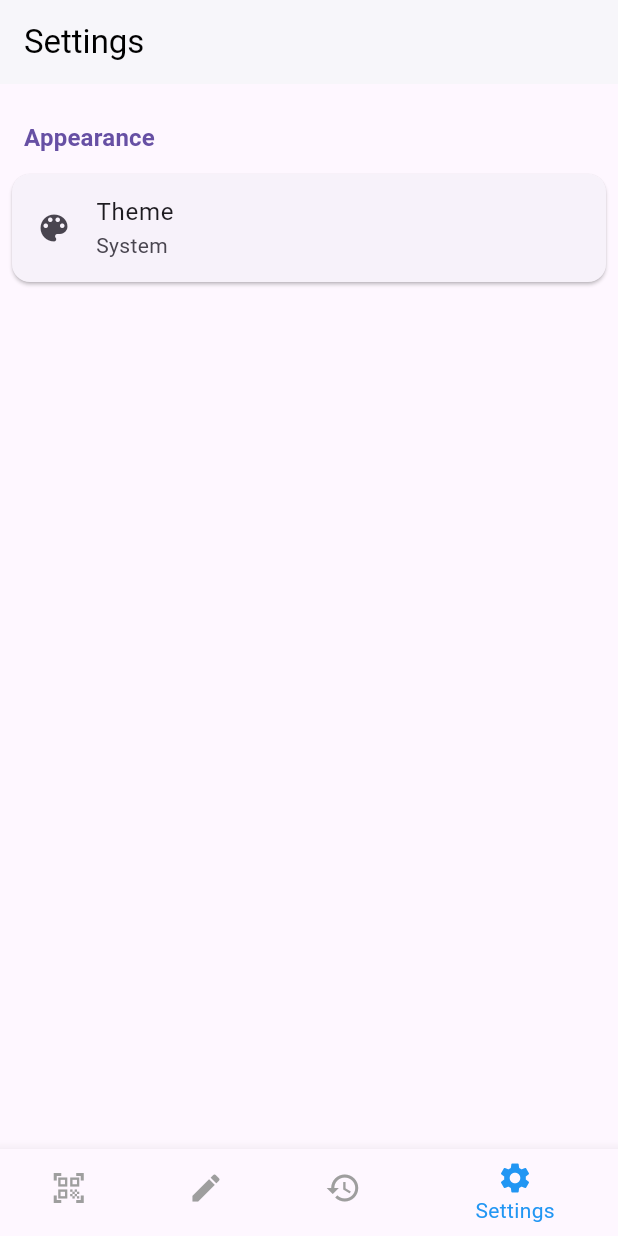
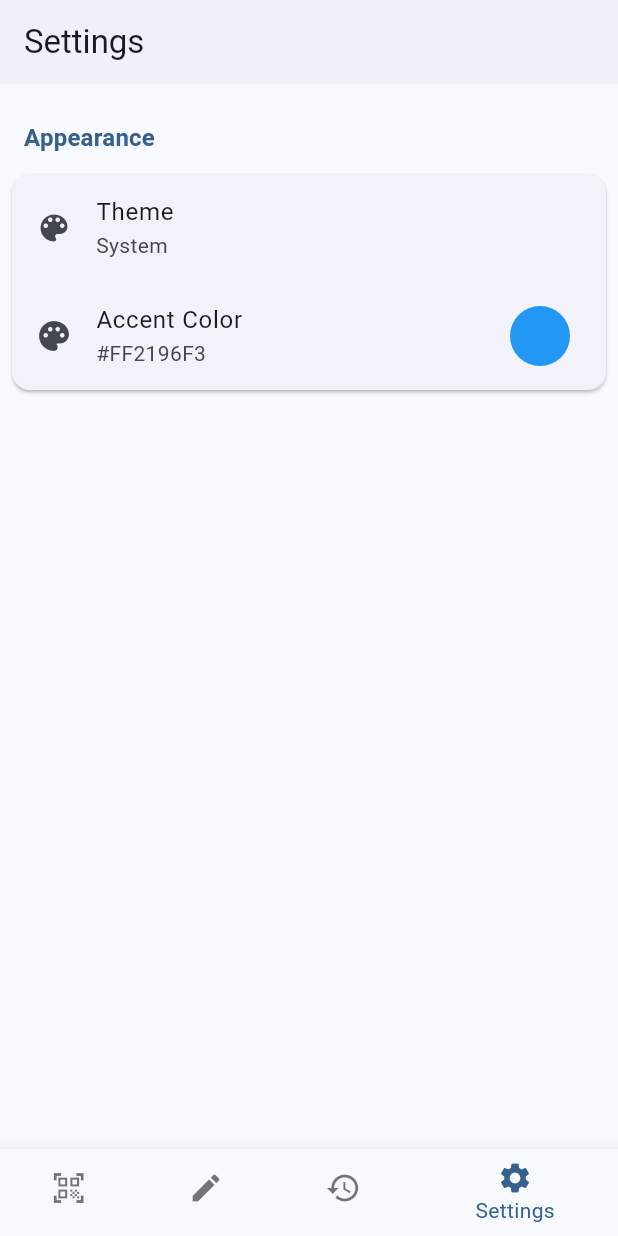
Before and after one commit to yahya-mohamed-1/codelens, a Flutter app: the screen it shows after launch, item 4 of the bottom bar chosen, on a phone screen of 412 x 824 dp. Run offline on Flutter 3.47's test engine with Material 3 defaults, Android fonts, the phone set to English and light mode, and no system bars; our stand-ins replace barcode_widget, bloc, equatable, flutter_bloc, flutter_colorpicker, hive and 3 more; missing offline and left inert: mobile_scanner; accounts and stored records are empty.

Commit message:
`Refactor theme and color handling across the app`

```diff
--- a/lib/main.dart
+++ b/lib/main.dart
@@ -38,15 +38,14 @@ class MyApp extends StatelessWidget {
       child: MaterialApp(
         title: 'Professional Code Scanner',
         theme: ThemeData(
-          primarySwatch: Colors.blue,
+          colorSchemeSeed: themeProvider.accentColor,
           visualDensity: VisualDensity.adaptivePlatformDensity,
-          appBarTheme: AppBarTheme(
-            backgroundColor: Colors.white,
-            foregroundColor: Colors.black,
-            elevation: 1,
-          ),
+          appBarTheme: const AppBarTheme(elevation: 1),
         ),
-        darkTheme: ThemeData.dark(),
+        darkTheme: ThemeData(
+          brightness: Brightness.dark,
+          colorSchemeSeed: themeProvider.accentColor,
+        ),
         themeMode: themeProvider.themeMode,
         home: HomeScreen(),
       ),
--- a/lib/providers/theme_provider.dart
+++ b/lib/providers/theme_provider.dart
@@ -2,8 +2,10 @@ import 'package:flutter/material.dart';
 
 class ThemeProvider extends ChangeNotifier {
   ThemeMode _themeMode = ThemeMode.system;
+  Color _accentColor = Colors.blue;
 
   ThemeMode get themeMode => _themeMode;
+  Color get accentColor => _accentColor;
 
   void setThemeMode(ThemeMode mode) {
     if (_themeMode != mode) {
@@ -11,4 +13,11 @@ class ThemeProvider extends ChangeNotifier {
       notifyListeners();
     }
   }
+
+  void setAccentColor(Color color) {
+    if (_accentColor != color) {
+      _accentColor = color;
+      notifyListeners();
+    }
+  }
 }
--- a/lib/screens/history_screen.dart
+++ b/lib/screens/history_screen.dart
@@ -12,9 +12,15 @@ class HistoryScreen extends StatelessWidget {
       appBar: AppBar(
         title: Text('History'),
         actions: [
-          IconButton(
+          Builder(
+            builder: (context) {
+              final colorScheme = Theme.of(context).colorScheme;
+              return IconButton(
                 icon: Icon(Icons.delete),
+                color: colorScheme.primary,
                 onPressed: () => _showClearHistoryDialog(context),
+              );
+            },
           ),
         ],
       ),
@@ -22,11 +28,9 @@ class HistoryScreen extends StatelessWidget {
         builder: (context, state) {
           if (state is BarcodeHistoryLoaded) {
             final history = state.history;
-
             if (history.isEmpty) {
               return Center(child: Text('No history yet'));
             }
-
             return ListView.builder(
               itemCount: history.length,
               itemBuilder: (context, index) {
@@ -45,6 +49,7 @@ class HistoryScreen extends StatelessWidget {
   }
 
   Widget _buildHistoryItem(BuildContext context, model.BarcodeItem item) {
+    final colorScheme = Theme.of(context).colorScheme;
     return Card(
       margin: EdgeInsets.symmetric(horizontal: 8, vertical: 4),
       child: ListTile(
@@ -81,10 +86,12 @@ class HistoryScreen extends StatelessWidget {
           children: [
             IconButton(
               icon: Icon(Icons.share, size: 20),
+              color: colorScheme.primary,
               onPressed: () => _shareBarcode(context, item),
             ),
             IconButton(
               icon: Icon(Icons.delete, size: 20),
+              color: colorScheme.primary,
               onPressed: () => _deleteItem(context, item),
             ),
           ],
@@ -156,7 +163,8 @@ class HistoryScreen extends StatelessWidget {
   void _deleteItem(BuildContext context, model.BarcodeItem item) {
     showDialog(
       context: context,
-      builder: (context) => AlertDialog(
+      builder:
+          (context) => AlertDialog(
             title: Text('Delete Item'),
             content: Text('Are you sure you want to delete this item?'),
             actions: [
--- a/lib/screens/home_screen.dart
+++ b/lib/screens/home_screen.dart
@@ -24,26 +24,21 @@ class _HomeScreenState extends State<HomeScreen> {
 
   @override
   Widget build(BuildContext context) {
+    final colorScheme = Theme.of(context).colorScheme;
     return Scaffold(
       body: _screens[_currentIndex],
       bottomNavigationBar: BottomNavigationBar(
         currentIndex: _currentIndex,
-        selectedItemColor: Colors.blue,
-        unselectedItemColor: Colors.grey,
+        selectedItemColor: colorScheme.primary,
+        unselectedItemColor: colorScheme.onSurface.withOpacity(0.6),
         onTap: (index) => setState(() => _currentIndex = index),
         items: const [
           BottomNavigationBarItem(
             icon: Icon(Icons.qr_code_scanner),
             label: 'Scan',
           ),
-          BottomNavigationBarItem(
-            icon: Icon(Icons.create),
-            label: 'Generate',
-          ),
-          BottomNavigationBarItem(
-            icon: Icon(Icons.history),
-            label: 'History',
-          ),
+          BottomNavigationBarItem(icon: Icon(Icons.create), label: 'Generate'),
+          BottomNavigationBarItem(icon: Icon(Icons.history), label: 'History'),
           BottomNavigationBarItem(
             icon: Icon(Icons.settings),
             label: 'Settings',
--- a/lib/screens/settings_screen.dart
+++ b/lib/screens/settings_screen.dart
@@ -1,5 +1,6 @@
 import 'package:flutter/material.dart';
 import 'package:provider/provider.dart';
+import 'package:flutter_colorpicker/flutter_colorpicker.dart';
 import '../providers/theme_provider.dart';
 
 class SettingsScreen extends StatefulWidget {
@@ -93,6 +94,17 @@ class _SettingsScreenState extends State<SettingsScreen> {
                         (mode) => themeProvider.setThemeMode(mode),
                       ),
                 ),
+                ListTile(
+                  leading: Icon(Icons.palette),
+                  title: Text('Accent Color'),
+                  subtitle: Text(
+                    '#${themeProvider.accentColor.value.toRadixString(16).padLeft(8, '0').toUpperCase()}',
+                  ),
+                  trailing: CircleAvatar(
+                    backgroundColor: themeProvider.accentColor,
+                  ),
+                  onTap: () => _showAccentColorPicker(context, themeProvider),
+                ),
               ],
             ),
           ),
@@ -100,4 +112,42 @@ class _SettingsScreenState extends State<SettingsScreen> {
       ),
     );
   }
+
+  void _showAccentColorPicker(
+    BuildContext context,
+    ThemeProvider themeProvider,
+  ) {
+    Color pickerColor = themeProvider.accentColor;
+    showDialog(
+      context: context,
+      builder:
+          (context) => AlertDialog(
+            title: Text('Pick Accent Color'),
+            content: SingleChildScrollView(
+              child: ColorPicker(
+                pickerColor: pickerColor,
+                onColorChanged: (color) {
+                  pickerColor = color;
+                },
+                enableAlpha: false,
+                showLabel: true,
+                pickerAreaHeightPercent: 0.8,
+              ),
+            ),
+            actions: [
+              TextButton(
+                child: Text('Cancel'),
+                onPressed: () => Navigator.of(context).pop(),
+              ),
+              TextButton(
+                child: Text('Select'),
+                onPressed: () {
+                  themeProvider.setAccentColor(pickerColor);
+                  Navigator.of(context).pop();
+                },
+              ),
+            ],
+          ),
+    );
+  }
 }
--- a/pubspec.yaml
+++ b/pubspec.yaml
@@ -47,6 +47,7 @@ dependencies:
   # The following adds the Cupertino Icons font to your application.
   # Use with the CupertinoIcons class for iOS style icons.
   cupertino_icons: ^1.0.8
+  flutter_colorpicker: ^1.1.0
 
 dev_dependencies:
   flutter_test:
```
Also changed, not shown: lib/screens/generator_screen.dart (+13 -6 lines), pubspec.lock. Lines whose indentation alone changed are shown as unchanged.
